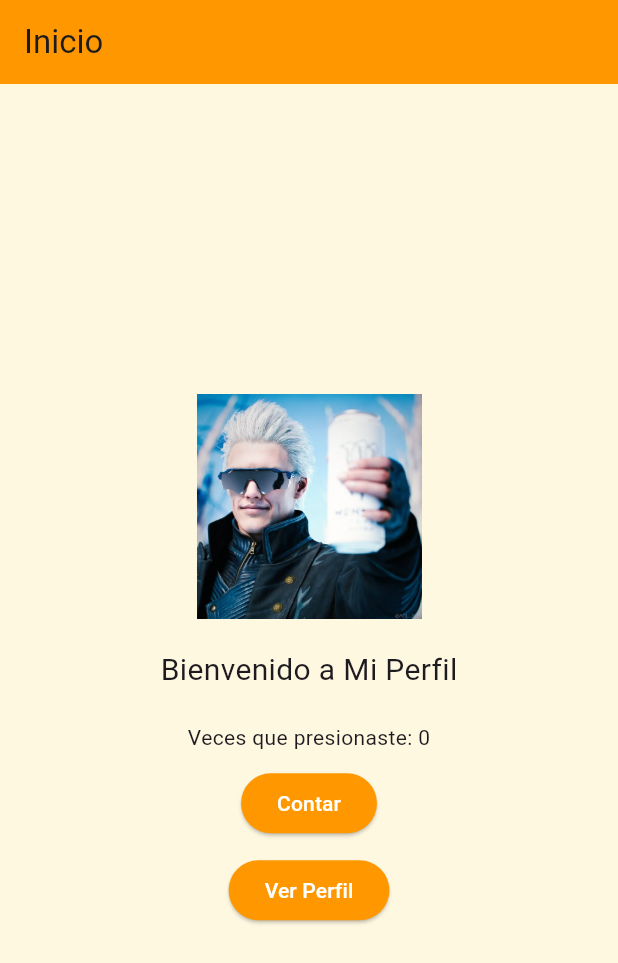
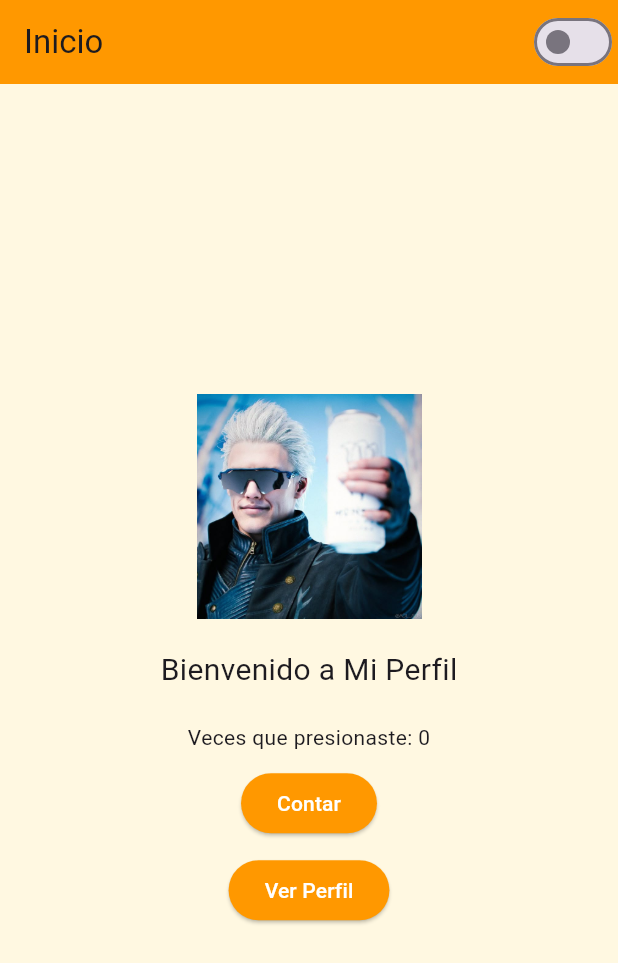
Before and after one commit to FabianSSJ/ProgramacionMovil, a Flutter app: the screen it shows after launch, on a phone screen of 412 x 824 dp. Shown: the top 963 px of the screen. Run offline on Flutter 3.47's test engine with Material 3 defaults, Android fonts, the phone set to English and light mode, and no system bars.

Commit message:
Actualizacion Tema Claro/Oscuro

```diff
--- a/perfil_app/lib/main.dart
+++ b/perfil_app/lib/main.dart
@@ -1,23 +1,23 @@
 import 'package:flutter/material.dart';
+import 'package:provider/provider.dart'; // Para el estado del tema
+import 'providers/theme_provider.dart'; // Proveedor del tema
 import 'screens/home_screen.dart';
 
-void main() => runApp(MyApp());
+void main() => runApp(
+  ChangeNotifierProvider( // Envuelve la app con el proveedor
+    create: (_) => ThemeProvider(),
+    child: MyApp(),
+  ),
+);
 
 class MyApp extends StatelessWidget {
   @override
   Widget build(BuildContext context) {
+    final themeProvider = Provider.of<ThemeProvider>(context);
+
     return MaterialApp(
       title: 'Mi Perfil',
-      theme: ThemeData(
-        primarySwatch: Colors.orange,
-        scaffoldBackgroundColor: Color(0xFFFFF8E1),
-        elevatedButtonTheme: ElevatedButtonThemeData(
-          style: ElevatedButton.styleFrom(
-            backgroundColor: Colors.orange,
-            foregroundColor: Colors.white,
-          ),
-        ),
-      ),
+      theme: themeProvider.currentTheme, // Usa el tema dinámico personalizado
       home: HomeScreen(),
       debugShowCheckedModeBanner: false,
     );
--- /dev/null
+++ b/perfil_app/lib/providers/theme_provider.dart
@@ -0,0 +1,36 @@
+import 'package:flutter/material.dart';
+
+class ThemeProvider with ChangeNotifier {
+  bool _isDarkMode = false;
+
+  bool get isDarkMode => _isDarkMode;
+
+  ThemeData get currentTheme => _isDarkMode ? darkTheme : lightTheme;
+
+  void toggleTheme() {
+    _isDarkMode = !_isDarkMode;
+    notifyListeners();
+  }
+
+  final lightTheme = ThemeData.light().copyWith(
+    primaryColor: Colors.orange,
+    scaffoldBackgroundColor: Color(0xFFFFF8E1),
+    elevatedButtonTheme: ElevatedButtonThemeData(
+      style: ElevatedButton.styleFrom(
+        backgroundColor: Colors.orange,
+        foregroundColor: Colors.white,
+      ),
+    ),
+  );
+
+  final darkTheme = ThemeData.dark().copyWith(
+    primaryColor: Colors.orange,
+    scaffoldBackgroundColor: Colors.grey[900],
+    elevatedButtonTheme: ElevatedButtonThemeData(
+      style: ElevatedButton.styleFrom(
+        backgroundColor: Colors.orange,
+        foregroundColor: Colors.white,
+      ),
+    ),
+  );
+}
--- a/perfil_app/lib/screens/home_screen.dart
+++ b/perfil_app/lib/screens/home_screen.dart
@@ -1,5 +1,8 @@
+// screens/home_screen.dart
 import 'package:flutter/material.dart';
+import 'package:provider/provider.dart';
 import 'profile_screen.dart';
+import 'package:perfil_app/providers/theme_provider.dart';
 
 class HomeScreen extends StatefulWidget {
   @override
@@ -17,10 +20,21 @@ class _HomeScreenState extends State<HomeScreen> {
 
   @override
   Widget build(BuildContext context) {
+    final themeProvider = Provider.of<ThemeProvider>(context);
+
     return Scaffold(
       appBar: AppBar(
         title: Text('Inicio'),
         backgroundColor: Colors.orange,
+        actions: [
+          // Switch para cambiar entre temas
+          Switch(
+            value: themeProvider.currentTheme.brightness == Brightness.dark,
+            onChanged: (bool value) {
+              themeProvider.toggleTheme();
+            },
+          ),
+        ],
       ),
       body: Center(
         child: Column(
--- a/perfil_app/pubspec.yaml
+++ b/perfil_app/pubspec.yaml
@@ -30,7 +30,7 @@ environment:
 dependencies:
   flutter:
     sdk: flutter
-
+  provider: ^6.0.2
   # The following adds the Cupertino Icons font to your application.
   # Use with the CupertinoIcons class for iOS style icons.
   cupertino_icons: ^1.0.8
```
Also changed, not shown: perfil_app/pubspec.lock.
